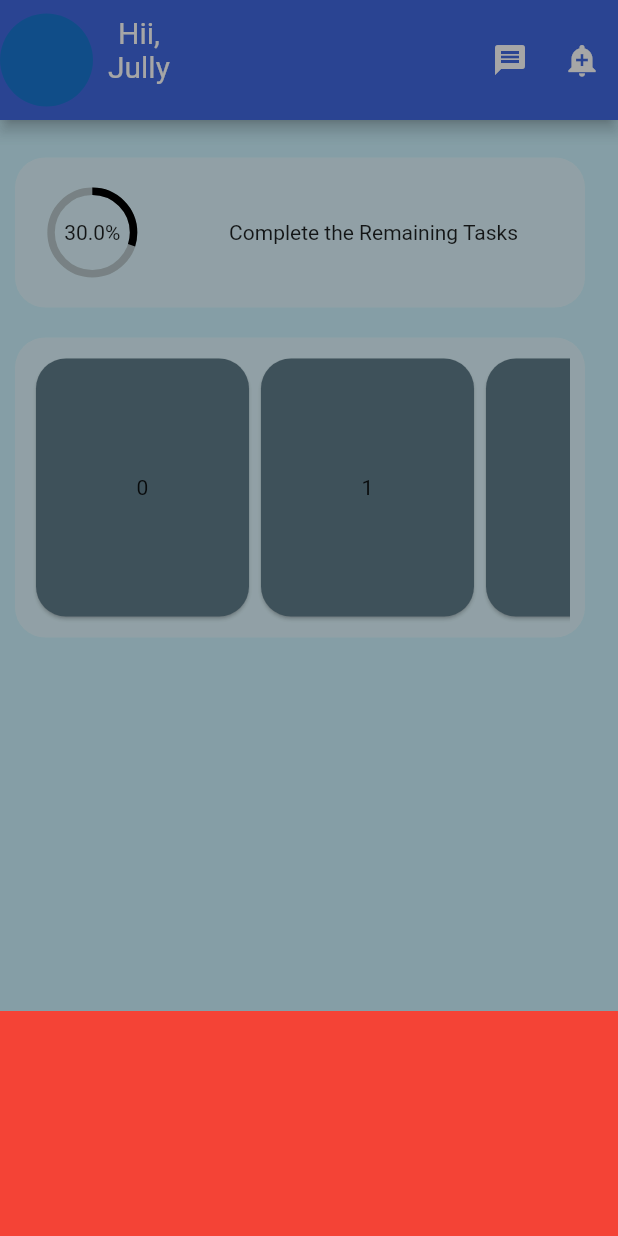
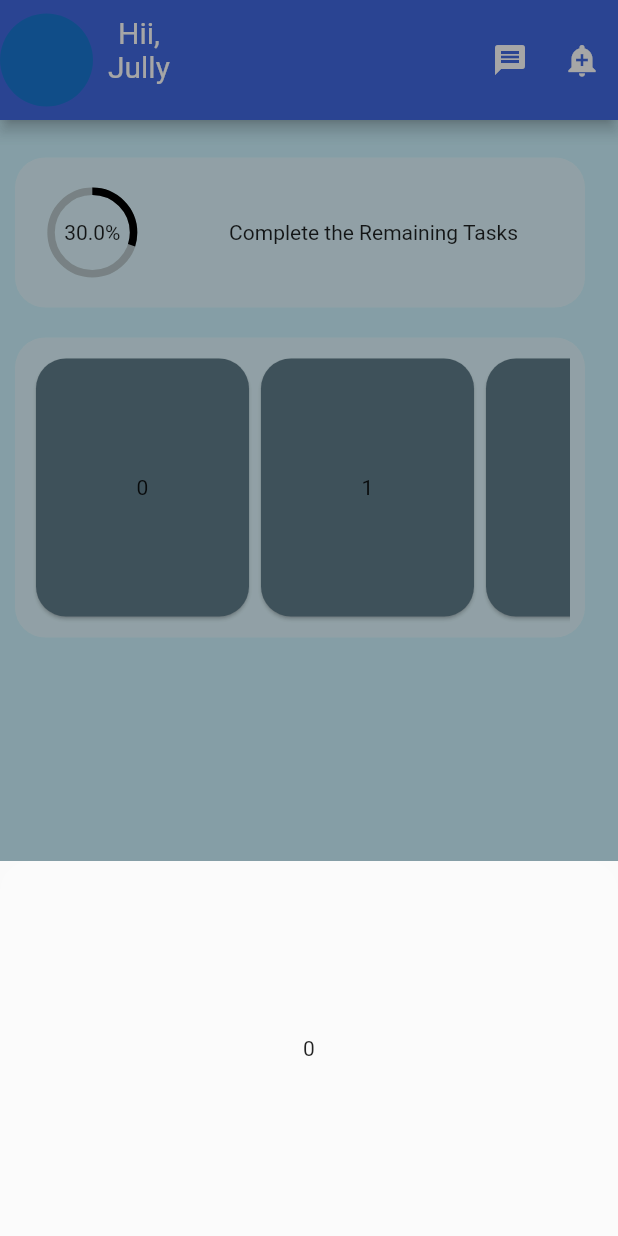
Before and after one commit to shivamyadavskn/zarityHealth, a Flutter app: the screen it shows after launch, after a tap on an icon or button, on a phone screen of 412 x 824 dp. Run offline on Flutter 3.47's test engine with Material 2 defaults, Android fonts, the phone set to English and light mode, and no system bars; drawn by our look-alikes of percent_indicator; our stand-ins replace cloud_firestore, firebase_core, modal_bottom_sheet; accounts and stored records are empty; network calls fail.

Commit message:
Initial commit

```diff
--- a/lib/screen/Cards.dart
+++ b/lib/screen/Cards.dart
@@ -21,7 +21,7 @@ class CardsPage extends StatelessWidget {
           itemBuilder: (context, index) {
             return GestureDetector(
               onTap: () {
-                ModalBottoomSheets(context: context);
+                ModalBottoomSheets(context: context,index: index);
               },
               child: SizedBox(
                 height: 150,
--- a/lib/screen/bottomsheet.dart
+++ b/lib/screen/bottomsheet.dart
@@ -1,14 +1,20 @@
 import 'package:flutter/material.dart';
 import 'package:modal_bottom_sheet/modal_bottom_sheet.dart';
 
-Future ModalBottoomSheets({required BuildContext context}){
+Future ModalBottoomSheets({required BuildContext context,required int index}) {
   return showMaterialModalBottomSheet(
     context: context,
     builder: (context) => SingleChildScrollView(
       controller: ModalScrollController.of(context),
       child: Container(
-        height: 150,
-        color: Colors.red,
+        height: 250,
+        width: 400,
+        decoration: const BoxDecoration(
+          color: Colors.white12,
+          borderRadius: BorderRadius.only(
+              topLeft: Radius.circular(20), topRight: Radius.circular(20)),
+        ),
+        child: Center(child: Text(index.toString())),
       ),
     ),
   );
```
